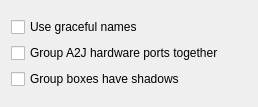
First picture: the form in resources/ui/canvas_options.ui, repository Houston4444/RaySession, before the edit.
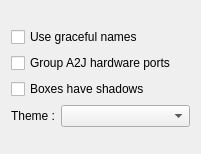
Second picture: the form after the edit.

Commit message: add theme direct change for canvas options dialog

The edit to the form file:
```diff
--- a/resources/ui/canvas_options.ui
+++ b/resources/ui/canvas_options.ui
@@ -6,8 +6,8 @@
    <rect>
     <x>0</x>
     <y>0</y>
-    <width>258</width>
-    <height>107</height>
+    <width>201</width>
+    <height>154</height>
    </rect>
   </property>
   <property name="windowTitle">
@@ -42,17 +42,37 @@
      <item>
       <widget class="QCheckBox" name="checkBoxA2J">
        <property name="text">
-        <string>Group A2J hardware ports together</string>
+        <string>Group A2J hardware ports</string>
        </property>
       </widget>
      </item>
      <item>
       <widget class="QCheckBox" name="checkBoxShadows">
        <property name="text">
-        <string>Group boxes have shadows</string>
+        <string>Boxes have shadows</string>
        </property>
       </widget>
      </item>
+     <item>
+      <layout class="QHBoxLayout" name="horizontalLayout">
+       <item>
+        <widget class="QLabel" name="label">
+         <property name="sizePolicy">
+          <sizepolicy hsizetype="Fixed" vsizetype="Preferred">
+           <horstretch>0</horstretch>
+           <verstretch>0</verstretch>
+          </sizepolicy>
+         </property>
+         <property name="text">
+          <string>Theme :</string>
+         </property>
+        </widget>
+       </item>
+       <item>
+        <widget class="QComboBox" name="comboBoxTheme"/>
+       </item>
+      </layout>
+     </item>
      <item>
       <spacer name="verticalSpacer">
        <property name="orientation">
```
The commit also changes 7 other files.
